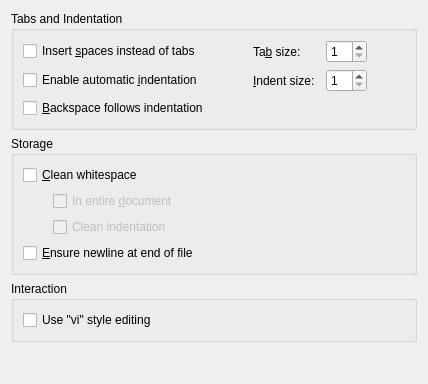
Before: the Qt Designer form src/plugins/texteditor/behaviorsettingspage.ui in qt-creator/qt-creator, drawn with Qt 5.
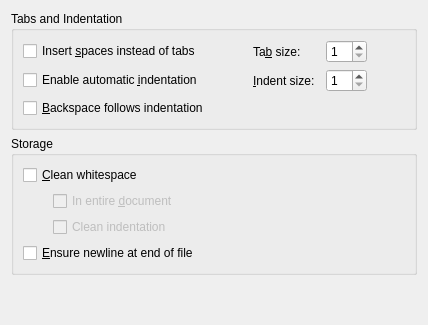
After: the same form once the commit is applied.

Commit message: fakevim: remove "fakevim" option from text editor settings as it has a page of its own now

The edit to the form file:
```diff
--- a/src/plugins/texteditor/behaviorsettingspage.ui
+++ b/src/plugins/texteditor/behaviorsettingspage.ui
@@ -7,7 +7,7 @@
     <x>0</x>
     <y>0</y>
     <width>428</width>
-    <height>384</height>
+    <height>325</height>
    </rect>
   </property>
   <property name="windowTitle">
@@ -107,25 +107,6 @@
     </widget>
    </item>
    <item row="2" column="0">
-    <widget class="QGroupBox" name="groupBoxInteractionSettings">
-     <property name="title">
-      <string>Interaction</string>
-     </property>
-     <layout class="QGridLayout" name="gridLayout_2">
-      <item row="0" column="0">
-       <widget class="QCheckBox" name="useVim">
-        <property name="toolTip">
-         <string/>
-        </property>
-        <property name="text">
-         <string>Use &quot;vi&quot; style editing</string>
-        </property>
-       </widget>
-      </item>
-     </layout>
-    </widget>
-   </item>
-   <item row="3" column="0">
     <spacer name="verticalSpacer">
      <property name="orientation">
       <enum>Qt::Vertical</enum>
```
The commit also changes 9 other files.
